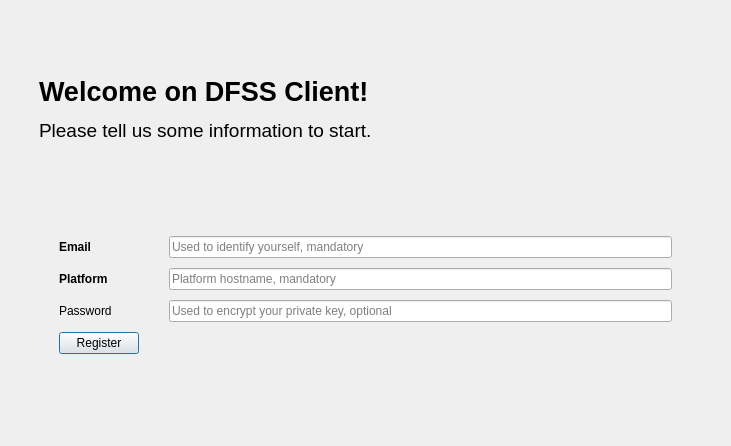
First picture: the form in gui/userform/userform.ui, repository Lesterpig/dfss, before the edit.
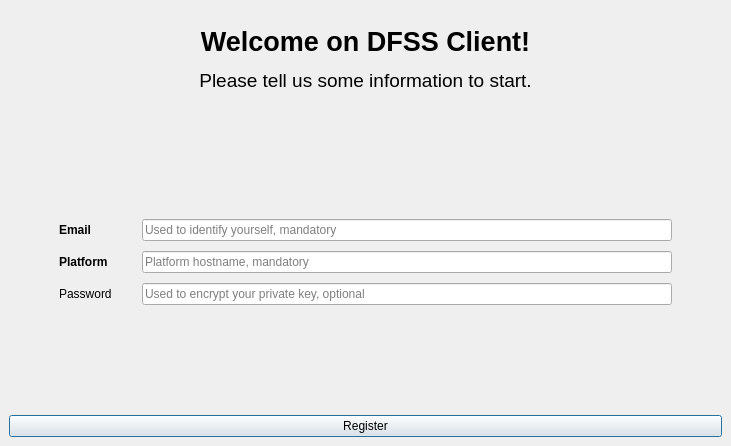
Second picture: the form after the edit.

Diff of the .ui file:
```diff
--- a/gui/userform/userform.ui
+++ b/gui/userform/userform.ui
@@ -41,52 +41,35 @@
       <enum>QLayout::SetDefaultConstraint</enum>
      </property>
      <item>
-      <layout class="QHBoxLayout" name="horizontalLayout">
-       <property name="spacing">
-        <number>30</number>
-       </property>
-       <property name="sizeConstraint">
-        <enum>QLayout::SetDefaultConstraint</enum>
-       </property>
-       <property name="leftMargin">
-        <number>30</number>
-       </property>
-       <property name="topMargin">
-        <number>0</number>
-       </property>
-       <property name="rightMargin">
-        <number>30</number>
-       </property>
-       <item>
-        <widget class="QLabel" name="welcomeLabel">
-         <property name="text">
-          <string>&lt;html&gt;&lt;head/&gt;&lt;body&gt;&lt;p&gt;&lt;span style=&quot; font-size:20pt; font-weight:600;&quot;&gt;Welcome on DFSS Client!&lt;/span&gt;&lt;/p&gt;&lt;p&gt;&lt;span style=&quot; font-size:14pt;&quot;&gt;Please tell us some information to start.&lt;/span&gt;&lt;/p&gt;&lt;/body&gt;&lt;/html&gt;</string>
-         </property>
-        </widget>
-       </item>
-      </layout>
-     </item>
-     <item>
-      <spacer name="verticalSpacer">
-       <property name="orientation">
-        <enum>Qt::Vertical</enum>
-       </property>
-       <property name="sizeType">
-        <enum>QSizePolicy::Fixed</enum>
-       </property>
-       <property name="sizeHint" stdset="0">
+      <widget class="QLabel" name="label">
+       <property name="minimumSize">
         <size>
          <width>0</width>
-         <height>20</height>
+         <height>100</height>
         </size>
        </property>
-      </spacer>
+       <property name="maximumSize">
+        <size>
+         <width>16777215</width>
+         <height>100</height>
+        </size>
+       </property>
+       <property name="text">
+        <string>&lt;html&gt;&lt;head/&gt;&lt;body&gt;&lt;p&gt;&lt;span style=&quot; font-size:20pt; font-weight:600;&quot;&gt;Welcome on DFSS Client!&lt;/span&gt;&lt;/p&gt;&lt;p&gt;&lt;span style=&quot; font-size:14pt;&quot;&gt;Please tell us some information to start.&lt;/span&gt;&lt;/p&gt;&lt;/body&gt;&lt;/html&gt;</string>
+       </property>
+       <property name="alignment">
+        <set>Qt::AlignCenter</set>
+       </property>
+      </widget>
      </item>
      <item>
       <layout class="QFormLayout" name="formLayout">
        <property name="fieldGrowthPolicy">
         <enum>QFormLayout::AllNonFixedFieldsGrow</enum>
        </property>
+       <property name="formAlignment">
+        <set>Qt::AlignLeading|Qt::AlignLeft|Qt::AlignVCenter</set>
+       </property>
        <property name="horizontalSpacing">
         <number>30</number>
        </property>
@@ -153,30 +136,23 @@
          </property>
         </widget>
        </item>
-       <item row="3" column="0">
-        <widget class="QPushButton" name="registerButton">
-         <property name="text">
-          <string>Register</string>
-         </property>
-         <property name="autoDefault">
-          <bool>false</bool>
-         </property>
-         <property name="default">
-          <bool>true</bool>
-         </property>
-        </widget>
-       </item>
-       <item row="3" column="1">
-        <widget class="QLabel" name="feedbackLabel">
-         <property name="text">
-          <string/>
-         </property>
-        </widget>
-       </item>
       </layout>
      </item>
     </layout>
    </item>
+   <item row="1" column="0">
+    <widget class="QPushButton" name="registerButton">
+     <property name="text">
+      <string>Register</string>
+     </property>
+     <property name="autoDefault">
+      <bool>false</bool>
+     </property>
+     <property name="default">
+      <bool>true</bool>
+     </property>
+    </widget>
+   </item>
   </layout>
  </widget>
  <resources/>
```
